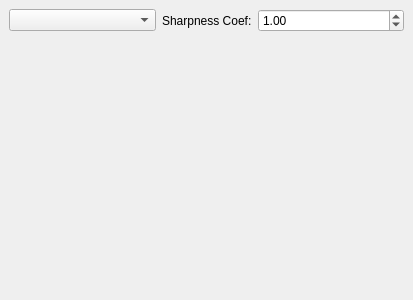
Old version of the form src/defineddirection.ui in the repository buzzcz/ZVI.
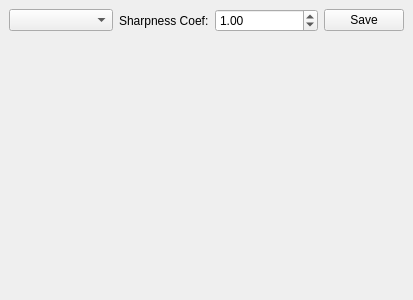
New version of the form.

```diff
--- a/src/defineddirection.ui
+++ b/src/defineddirection.ui
@@ -65,6 +65,13 @@
         </property>
        </widget>
       </item>
+      <item>
+       <widget class="QPushButton" name="saveButton">
+        <property name="text">
+         <string>Save</string>
+        </property>
+       </widget>
+      </item>
      </layout>
     </item>
     <item>
```
